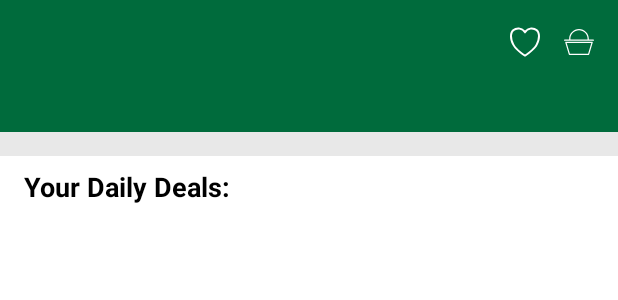
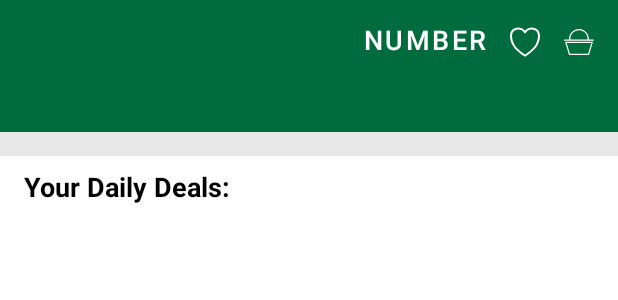
Before and after one commit to JoseArtur/StarsCoffee, an Android app: the layout activity_main.xml on its own in the app's theme, with its tools: preview values and no code run, on a phone screen of 412 x 824 dp. Shown: the top 300 px of the screen. Run offline under Robolectric (Android 15) with nearby library versions, the phone set to English and light mode, and no system bars.

Commit message:
Added points display

```diff
--- a/app/src/main/java/com/evanemran/quickfoods/MainActivity.kt
+++ b/app/src/main/java/com/evanemran/quickfoods/MainActivity.kt
@@ -38,6 +38,7 @@ class MainActivity : AppCompatActivity(), NavigationView.OnNavigationItemSelecte
         super.onCreate(savedInstanceState)
         setContentView(R.layout.activity_main)
 
+        val userPoints = "10"
         val toggle = ActionBarDrawerToggle(
             this, drawer_layout, toolbar, R.string.open_nav_drawer, R.string.close_nav_drawer
         )
@@ -54,7 +55,12 @@ class MainActivity : AppCompatActivity(), NavigationView.OnNavigationItemSelecte
     //    setupCuisine()
         setupNavMenu()
 
+        setupPointsMenu(userPoints)
+
         imageButton_cart.setOnClickListener {
+            startActivity(Intent(this@MainActivity, CartActivity::class.java))
+        }
+        pointsButton.setOnClickListener {
             startActivity(Intent(this@MainActivity, CartActivity::class.java))
         }
 
@@ -135,6 +141,10 @@ private var apiService :CoffeeAPIService
         recycler_nav.layoutManager = LinearLayoutManager(this, LinearLayoutManager.VERTICAL, false)
         val drawerAdapter = DrawerAdapter(this, navMenus, drawerClickListener)
         recycler_nav.adapter = drawerAdapter
+    }
+
+    private fun setupPointsMenu(points: String) {
+        pointsButton.run { pointsButton.setText(points) }
     }
 
 /*    private fun setupCuisine() {
--- a/app/src/main/res/layout/activity_main.xml
+++ b/app/src/main/res/layout/activity_main.xml
@@ -2,25 +2,27 @@
 <androidx.drawerlayout.widget.DrawerLayout xmlns:android="http://schemas.android.com/apk/res/android"
     xmlns:app="http://schemas.android.com/apk/res-auto"
     xmlns:tools="http://schemas.android.com/tools"
+    android:id="@+id/drawer_layout"
     android:layout_width="match_parent"
     android:layout_height="match_parent"
-    android:id="@+id/drawer_layout"
+    android:background="@color/white"
     android:fitsSystemWindows="true"
-    android:background="@color/white"
-    tools:openDrawer="start"
-    tools:context=".MainActivity">
+    tools:context=".MainActivity"
+    tools:openDrawer="start">
 
     <LinearLayout
-        android:orientation="vertical"
         android:layout_width="match_parent"
-        android:layout_height="match_parent">
+        android:layout_height="match_parent"
+        android:orientation="vertical">
+
         <androidx.appcompat.widget.Toolbar
             android:id="@+id/toolbar"
             android:layout_width="match_parent"
+            android:layout_height="?attr/actionBarSize"
+            android:background="@color/accentColor"
             app:title="@string/app_name"
-            android:background="@color/accentColor"
-            app:titleTextColor="@color/white"
-            android:layout_height="?attr/actionBarSize">
+            app:titleTextColor="@color/white">
+
             <RelativeLayout
                 android:layout_width="match_parent"
                 android:layout_height="wrap_content">
@@ -35,20 +37,35 @@
                     android:background="@android:color/transparent"
                     android:scaleType="fitCenter"
                     android:src="@drawable/ic_cart" />
+
                 <ImageButton
                     android:id="@+id/imageButton_love"
+                    android:layout_width="20dp"
+                    android:layout_height="20dp"
                     android:layout_centerInParent="true"
-                    android:src="@drawable/ic_love"
+                    android:layout_marginEnd="16dp"
+                    android:layout_toStartOf="@+id/imageButton_cart"
                     android:background="@android:color/transparent"
-                    android:layout_toStartOf="@+id/imageButton_cart"
-                    android:layout_marginEnd="16dp"
-                    android:layout_width="20dp"
                     android:scaleType="fitCenter"
-                    android:layout_height="20dp"/>
+                    android:src="@drawable/ic_love" />
+
+                <Button
+                    android:id="@+id/pointsButton"
+                    android:layout_width="wrap_content"
+                    android:layout_height="wrap_content"
+                    android:layout_centerInParent="true"
+                    android:layout_toStartOf="@+id/imageButton_love"
+                    android:scaleType="fitCenter"
+                    android:textSize="18sp"
+                    android:background="@android:color/transparent"
+                    android:gravity="right"
+                    android:text="number" />
             </RelativeLayout>
         </androidx.appcompat.widget.Toolbar>
-        <include layout="@layout/layout_search"/>
-        <include layout="@layout/home_grids"/>
+
+        <include layout="@layout/layout_search" />
+
+        <include layout="@layout/home_grids" />
     </LinearLayout>
 
     <com.google.android.material.navigation.NavigationView
@@ -59,29 +76,31 @@
         android:background="@color/white"
         android:fitsSystemWindows="true"
         app:headerLayout="@layout/nav_header">
+
         <RelativeLayout
-            android:orientation="vertical"
             android:layout_width="match_parent"
-            android:layout_height="match_parent">
+            android:layout_height="match_parent"
+            android:orientation="vertical">
+
             <include
                 android:id="@+id/nav_header"
-                layout="@layout/nav_header"/>
+                layout="@layout/nav_header" />
 
             <androidx.recyclerview.widget.RecyclerView
                 android:id="@+id/recycler_nav"
-                android:layout_below="@+id/nav_header"
                 android:layout_width="match_parent"
                 android:layout_height="match_parent"
-                android:layout_above="@+id/version_name"/>
+                android:layout_above="@+id/version_name"
+                android:layout_below="@+id/nav_header" />
 
             <TextView
                 android:id="@+id/version_name"
                 android:layout_width="match_parent"
                 android:layout_height="wrap_content"
                 android:layout_alignParentBottom="true"
+                android:layout_marginStart="16dp"
                 android:padding="4dp"
                 android:text="Version"
-                android:layout_marginStart="16dp"
                 android:textAlignment="center"
                 android:textColor="@color/accentColor"
                 android:textSize="16sp" />
--- a/app/src/main/res/layout/nav_header.xml
+++ b/app/src/main/res/layout/nav_header.xml
@@ -6,11 +6,13 @@
     android:background="@color/accentColor"
     android:padding="16dp"
     android:gravity="bottom">
+
     <ImageView
-        android:layout_marginTop="16dp"
         android:layout_width="wrap_content"
         android:layout_height="wrap_content"
-        android:src="@mipmap/ic_launcher"/>
+        android:layout_marginTop="16dp"
+        android:src="@mipmap/ic_launcher" />
+
     <TextView
         android:layout_width="wrap_content"
         android:layout_height="wrap_content"
```
